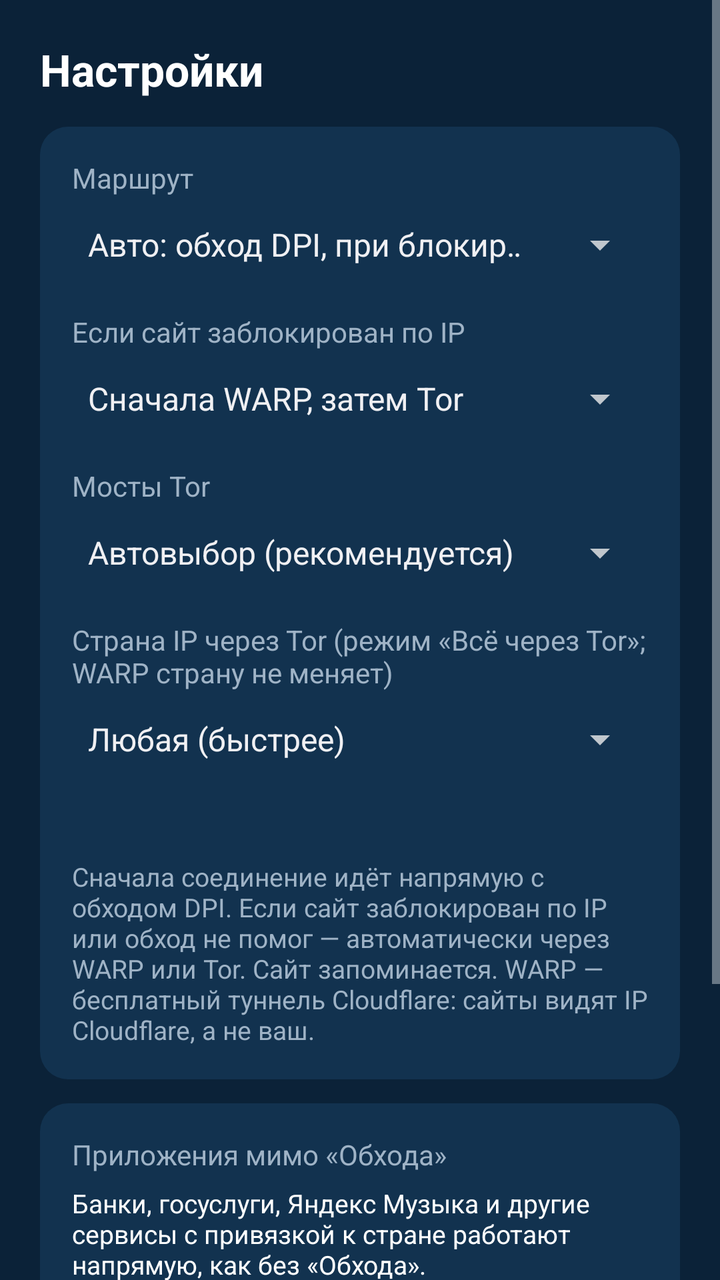
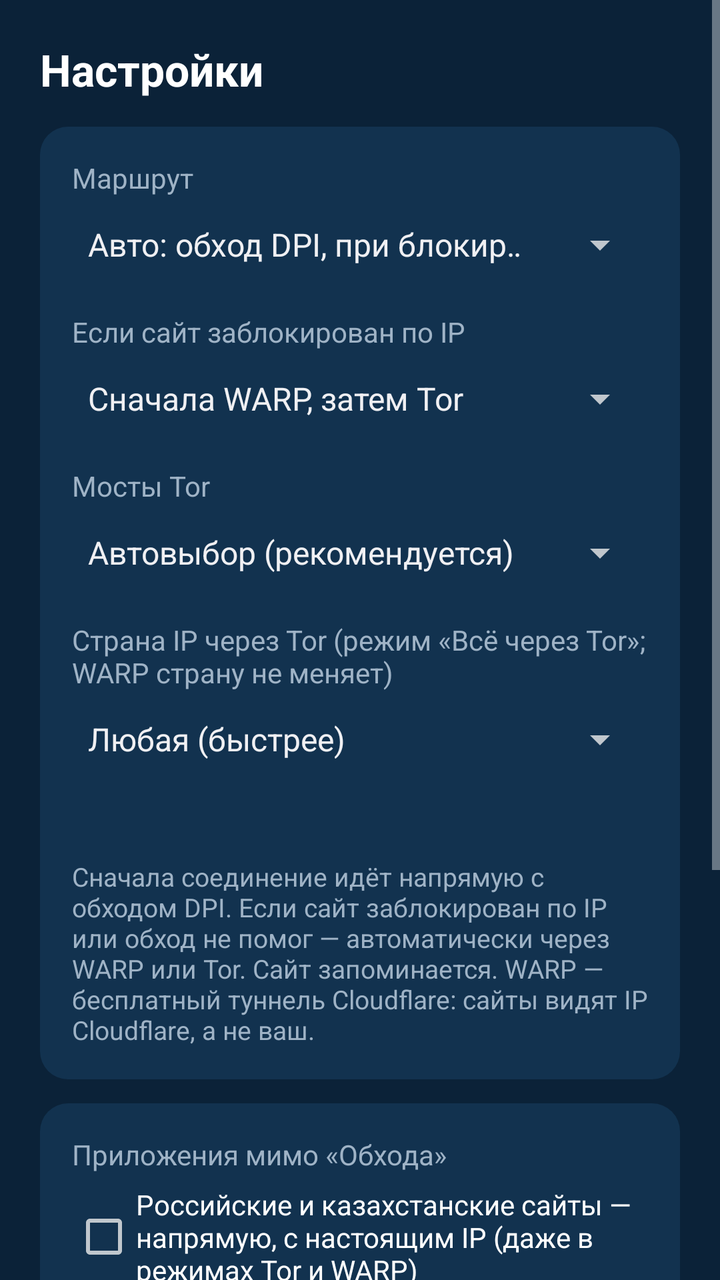

The first picture is an Android layout as it rendered before a commit; the second is the same layout after the commit. The layout source and the unified diff follow.
<!-- AndroidManifest.xml: application theme AppTheme -->
<!-- res/layout/activity_settings.xml -->
<?xml version="1.0" encoding="utf-8"?>
<ScrollView xmlns:android="http://schemas.android.com/apk/res/android"
    android:layout_width="match_parent"
    android:layout_height="match_parent"
    android:fillViewport="true">

    <LinearLayout
        android:layout_width="match_parent"
        android:layout_height="wrap_content"
        android:orientation="vertical"
        android:padding="20dp">

        <TextView
            android:layout_width="wrap_content"
            android:layout_height="wrap_content"
            android:text="@string/settings"
            android:textColor="#FFFFFF"
            android:textSize="22sp"
            android:textStyle="bold" />

        <LinearLayout
            android:layout_width="match_parent"
            android:layout_height="wrap_content"
            android:layout_marginTop="14dp"
            android:background="@drawable/card"
            android:orientation="vertical"
            android:padding="16dp">

            <TextView
                android:layout_width="wrap_content"
                android:layout_height="wrap_content"
                android:text="@string/route_label"
                android:textColor="@color/muted" />

            <Spinner
                android:id="@+id/route"
                android:layout_width="match_parent"
                android:layout_height="wrap_content"
                android:entries="@array/route_names"
                android:focusable="true"
                android:minHeight="48dp" />

            <TextView
                android:id="@+id/heavyLabel"
                android:layout_width="wrap_content"
                android:layout_height="wrap_content"
                android:layout_marginTop="10dp"
                android:text="@string/heavy_label"
                android:textColor="@color/muted" />

            <Spinner
                android:id="@+id/heavy"
                android:layout_width="match_parent"
                android:layout_height="wrap_content"
                android:entries="@array/heavy_names"
                android:focusable="true"
                android:minHeight="48dp" />

            <TextView
                android:id="@+id/bridgesLabel"
                android:layout_width="wrap_content"
                android:layout_height="wrap_content"
                android:layout_marginTop="10dp"
                android:text="@string/bridges_label"
                android:textColor="@color/muted" />

            <Spinner
                android:id="@+id/bridges"
                android:layout_width="match_parent"
                android:layout_height="wrap_content"
                android:entries="@array/bridge_names"
                android:focusable="true"
                android:minHeight="48dp" />

            <TextView
                android:id="@+id/countryLabel"
                android:layout_width="wrap_content"
                android:layout_height="wrap_content"
                android:layout_marginTop="10dp"
                android:text="@string/country_label"
                android:textColor="@color/muted" />

            <Spinner
                android:id="@+id/country"
                android:layout_width="match_parent"
                android:layout_height="wrap_content"
                android:entries="@array/country_names"
                android:focusable="true"
                android:minHeight="48dp" />

            <LinearLayout
                android:id="@+id/customBox"
                android:layout_width="match_parent"
                android:layout_height="wrap_content"
                android:orientation="vertical"
                android:visibility="gone">

                <EditText
                    android:id="@+id/custom"
                    android:layout_width="match_parent"
                    android:layout_height="wrap_content"
                    android:gravity="top"
                    android:hint="@string/custom_hint"
                    android:inputType="textMultiLine|textNoSuggestions"
                    android:minLines="3"
                    android:textSize="12sp"
                    android:typeface="monospace" />

                <Button
                    android:id="@+id/saveCustom"
                    android:layout_width="wrap_content"
                    android:layout_height="wrap_content"
                    android:text="@string/save"
                    android:textAllCaps="false" />
            </LinearLayout>

            <TextView
                android:id="@+id/torLine"
                android:layout_width="match_parent"
                android:layout_height="wrap_content"
                android:layout_marginTop="8dp"
                android:textColor="@color/muted"
                android:textSize="13sp" />

            <TextView
                android:layout_width="match_parent"
                android:layout_height="wrap_content"
                android:layout_marginTop="10dp"
                android:text="@string/hint"
                android:textColor="@color/muted"
                android:textSize="13sp" />
        </LinearLayout>

        <LinearLayout
            android:layout_width="match_parent"
            android:layout_height="wrap_content"
            android:layout_marginTop="12dp"
            android:background="@drawable/card"
            android:orientation="vertical"
            android:padding="16dp">

            <TextView
                android:layout_width="wrap_content"
                android:layout_height="wrap_content"
                android:text="@string/apps_label"
                android:textColor="@color/muted" />

            <TextView
                android:id="@+id/appsInfo"
                android:layout_width="match_parent"
                android:layout_height="wrap_content"
                android:layout_marginTop="6dp"
                android:text="@string/apps_hint"
                android:textColor="#FFFFFF"
                android:textSize="13sp" />

            <LinearLayout
                android:layout_width="match_parent"
                android:layout_height="wrap_content"
                android:layout_marginTop="6dp"
                android:orientation="horizontal">

                <Button
                    android:id="@+id/apps"
                    android:layout_width="wrap_content"
                    android:layout_height="wrap_content"
                    android:text="@string/apps_button"
                    android:textAllCaps="false" />

                <Button
                    android:id="@+id/warpReset"
                    android:layout_width="wrap_content"
                    android:layout_height="wrap_content"
                    android:layout_marginStart="8dp"
                    android:text="@string/warp_reset"
                    android:textAllCaps="false" />
            </LinearLayout>
        </LinearLayout>

        <LinearLayout
            android:layout_width="match_parent"
            android:layout_height="wrap_content"
            android:layout_marginTop="12dp"
            android:background="@drawable/card"
            android:orientation="vertical"
            android:padding="16dp">

            <TextView
                android:layout_width="wrap_content"
                android:layout_height="wrap_content"
                android:text="@string/log_label"
                android:textColor="@color/muted" />

            <TextView
                android:id="@+id/log"
                android:layout_width="match_parent"
                android:layout_height="wrap_content"
                android:focusable="true"
                android:textColor="#C8CDD3"
                android:textIsSelectable="true"
                android:textSize="11sp"
                android:typeface="monospace" />
        </LinearLayout>
    </LinearLayout>
</ScrollView>
<!-- resources referenced by this layout -->
<resources>
  <string-array name="bridge_names">
          <item>Автовыбор (рекомендуется)</item>
          <item>Snowflake</item>
          <item>obfs4</item>
          <item>meek (Azure)</item>
          <item>Свои мосты</item>
          <item>Без мостов</item>
      </string-array>
  <string-array name="country_names">
          <item>Любая (быстрее)</item>
          <item>Германия</item>
          <item>Нидерланды</item>
          <item>Финляндия</item>
          <item>Швеция</item>
          <item>Швейцария</item>
          <item>Австрия</item>
          <item>Франция</item>
          <item>Польша</item>
          <item>Румыния</item>
          <item>Великобритания</item>
          <item>США</item>
          <item>Канада</item>
      </string-array>
  <string-array name="heavy_names">
          <item>Сначала WARP, затем Tor</item>
          <item>Только WARP</item>
          <item>Только Tor</item>
      </string-array>
  <string-array name="route_names">
          <item>Авто: обход DPI, при блокировке — WARP/Tor</item>
          <item>Только обход DPI</item>
          <item>Всё через WARP (смена IP)</item>
          <item>Всё через Tor</item>
      </string-array>
  <color name="muted">#9FB3C6</color>
  <!-- drawable card (drawable) -->
  <?xml version="1.0" encoding="utf-8"?>
  <shape xmlns:android="http://schemas.android.com/apk/res/android" android:shape="rectangle">
      <solid android:color="@color/card" />
      <corners android:radius="14dp" />
  </shape>
  <string name="apps_button">Выбрать приложения</string>
  <string name="apps_hint">Банки, госуслуги, Яндекс Музыка и другие сервисы с привязкой к стране работают напрямую, как без «Обхода».</string>
  <string name="apps_label">Приложения мимо «Обхода»</string>
  <string name="bridges_label">Мосты Tor</string>
  <string name="country_label">Страна IP через Tor (режим «Всё через Tor»; WARP страну не меняет)</string>
  <string name="custom_hint">Свои мосты obfs4 или webtunnel, по одной строке. Получить: Telegram-бот @GetBridgesBot</string>
  <string name="heavy_label">Если сайт заблокирован по IP</string>
  <string name="hint">Сначала соединение идёт напрямую с обходом DPI. Если сайт заблокирован по IP или обход не помог — автоматически через WARP или Tor. Сайт запоминается. WARP — бесплатный туннель Cloudflare: сайты видят IP Cloudflare, а не ваш.</string>
  <string name="log_label">Журнал</string>
  <string name="route_label">Маршрут</string>
  <string name="save">Сохранить</string>
  <string name="settings">Настройки</string>
  <string name="warp_reset">Новый аккаунт WARP</string>
  <style name="AppTheme" parent="android:Theme.DeviceDefault">
          <item name="android:windowBackground">@color/bg</item>
          <item name="android:colorAccent">@color/accent</item>
      </style>
  <color name="card">#12324F</color>
  <color name="bg">#0B2238</color>
  <color name="accent">#2CB88B</color>
</resources>

<!-- the commit's change to res/layout/activity_settings.xml (unified diff, before → after) -->
@@ -144,6 +144,23 @@
                 android:layout_height="wrap_content"
                 android:text="@string/apps_label"
                 android:textColor="@color/muted" />
+
+            <CheckBox
+                android:id="@+id/keepLocal"
+                android:layout_width="match_parent"
+                android:layout_height="wrap_content"
+                android:layout_marginTop="6dp"
+                android:minHeight="48dp"
+                android:text="@string/keep_local"
+                android:textColor="#FFFFFF" />
+
+            <CheckBox
+                android:id="@+id/geoTor"
+                android:layout_width="match_parent"
+                android:layout_height="wrap_content"
+                android:minHeight="48dp"
+                android:text="@string/geo_tor"
+                android:textColor="#FFFFFF" />
 
             <TextView
                 android:id="@+id/appsInfo"
<!-- resource entries referenced after the edit -->
@@ -47,8 +47,10 @@
   <string name="bridges_label">Мосты Tor</string>
   <string name="country_label">Страна IP через Tor (режим «Всё через Tor»; WARP страну не меняет)</string>
   <string name="custom_hint">Свои мосты obfs4 или webtunnel, по одной строке. Получить: Telegram-бот @GetBridgesBot</string>
+  <string name="geo_tor">В России: Spotify и другие сервисы, закрытые для России, — через Tor (даже в «Авто»)</string>
   <string name="heavy_label">Если сайт заблокирован по IP</string>
   <string name="hint">Сначала соединение идёт напрямую с обходом DPI. Если сайт заблокирован по IP или обход не помог — автоматически через WARP или Tor. Сайт запоминается. WARP — бесплатный туннель Cloudflare: сайты видят IP Cloudflare, а не ваш.</string>
+  <string name="keep_local">Российские и казахстанские сайты — напрямую, с настоящим IP (даже в режимах Tor и WARP)</string>
   <string name="log_label">Журнал</string>
   <string name="route_label">Маршрут</string>
   <string name="save">Сохранить</string>
